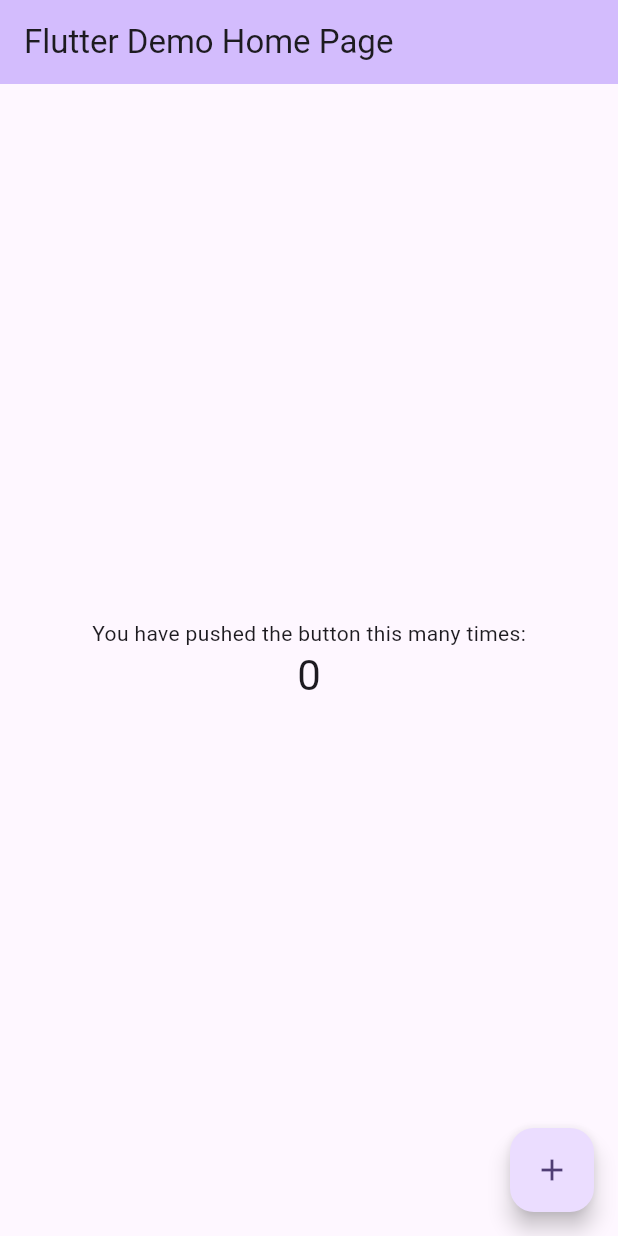
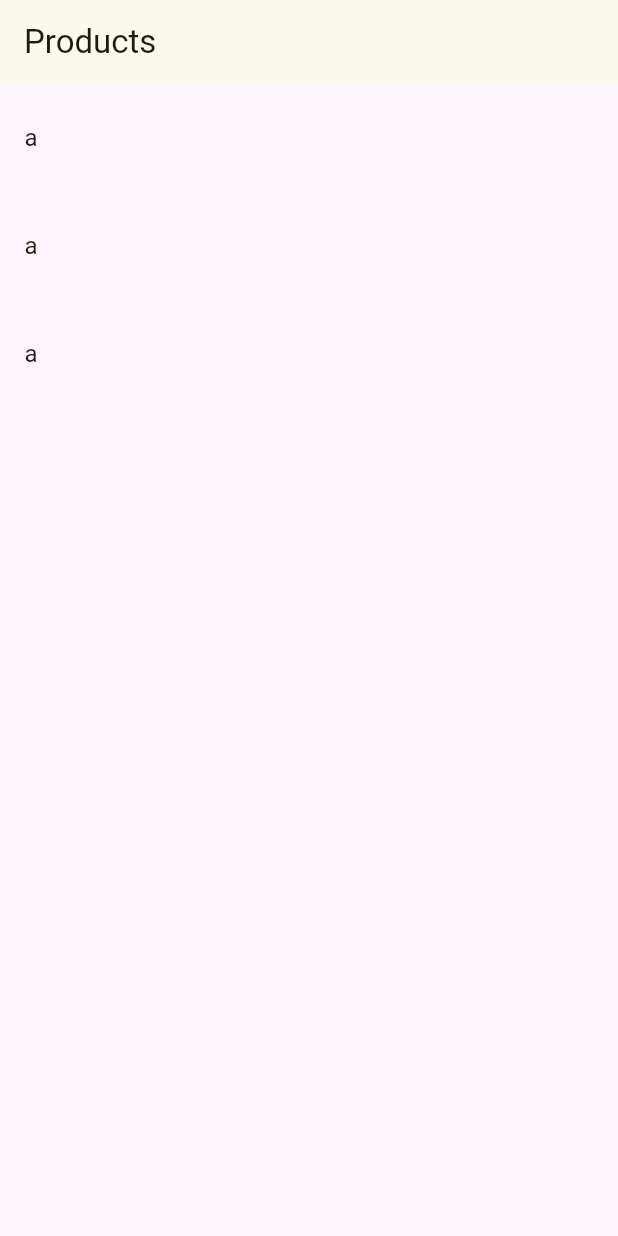
Before and after one commit to AllenLiu0829/care_assist, a Flutter app: the screen it shows after launch, on a phone screen of 412 x 824 dp. Run offline on Flutter 3.47's test engine with Material 3 defaults, Android fonts, the phone set to English and light mode, and no system bars; our stand-ins replace cloud_firestore, firebase_core, go_router; accounts and stored records are empty.

Commit message:
First Try & Setup

```diff
--- /dev/null
+++ b/firestore.indexes.json
@@ -0,0 +1,4 @@
+{
+  "indexes": [],
+  "fieldOverrides": []
+}
--- a/lib/main.dart
+++ b/lib/main.dart
@@ -1,128 +1,40 @@
 import 'package:flutter/material.dart';
 import 'package:provider/provider.dart';
 import 'package:firebase_core/firebase_core.dart';
-import 'package:bloc/bloc.dart';
+import 'package:care_assist/firebase_options.dart';
 
-void main() {
+import 'package:care_assist/services/navigation.dart';
+
+void main() async {
+  WidgetsFlutterBinding.ensureInitialized();
+  await Firebase.initializeApp(
+    options: DefaultFirebaseOptions.currentPlatform,
+  );
   runApp(const MyApp());
 }
 
 class MyApp extends StatelessWidget {
   const MyApp({super.key});
 
-  // This widget is the root of your application.
   @override
   Widget build(BuildContext context) {
-    return MaterialApp(
-      title: 'Flutter Demo',
-      theme: ThemeData(
-        // This is the theme of your application.
-        //
-        // TRY THIS: Try running your application with "flutter run". You'll see
-        // the application has a purple toolbar. Then, without quitting the app,
-        // try changing the seedColor in the colorScheme below to Colors.green
-        // and then invoke "hot reload" (save your changes or press the "hot
-        // reload" button in a Flutter-supported IDE, or press "r" if you used
-        // the command line to start the app).
-        //
-        // Notice that the counter didn't reset back to zero; the application
-        // state is not lost during the reload. To reset the state, use hot
-        // restart instead.
-        //
-        // This works for code too, not just values: Most code changes can be
-        // tested with just a hot reload.
-        colorScheme: ColorScheme.fromSeed(seedColor: Colors.deepPurple),
-        useMaterial3: true,
+    return MultiProvider(
+      providers: [
+        Provider<NavigationService>(
+          create: (_) => NavigationService(),
+        ),
+      ],
+      child: SafeArea(
+        child: MaterialApp.router(
+          theme: ThemeData.light().copyWith(
+            colorScheme: ColorScheme.fromSeed(
+              seedColor: Colors.lime,
+            ),
+          ),
+          routerConfig: routerConfig,
+          restorationScopeId: 'app',
+        ),
       ),
-      home: const MyHomePage(title: 'Flutter Demo Home Page'),
     );
   }
 }
-
-class MyHomePage extends StatefulWidget {
-  const MyHomePage({super.key, required this.title});
-
-  // This widget is the home page of your application. It is stateful, meaning
-  // that it has a State object (defined below) that contains fields that affect
-  // how it looks.
-
-  // This class is the configuration for the state. It holds the values (in this
-  // case the title) provided by the parent (in this case the App widget) and
-  // used by the build method of the State. Fields in a Widget subclass are
-  // always marked "final".
-
-  final String title;
-
-  @override
-  State<MyHomePage> createState() => _MyHomePageState();
-}
-
-class _MyHomePageState extends State<MyHomePage> {
-  int _counter = 0;
-
-  void _incrementCounter() {
-    setState(() {
-      // This call to setState tells the Flutter framework that something has
-      // changed in this State, which causes it to rerun the build method below
-      // so that the display can reflect the updated values. If we changed
-      // _counter without calling setState(), then the build method would not be
-      // called again, and so nothing would appear to happen.
-      _counter++;
-    });
-  }
-
-  @override
-  Widget build(BuildContext context) {
-    // This method is rerun every time setState is called, for instance as done
-    // by the _incrementCounter method above.
-    //
-    // The Flutter framework has been optimized to make rerunning build methods
-    // fast, so that you can just rebuild anything that needs updating rather
-    // than having to individually change instances of widgets.
-    return Scaffold(
-      appBar: AppBar(
-        // TRY THIS: Try changing the color here to a specific color (to
-        // Colors.amber, perhaps?) and trigger a hot reload to see the AppBar
-        // change color while the other colors stay the same.
-        backgroundColor: Theme.of(context).colorScheme.inversePrimary,
-        // Here we take the value from the MyHomePage object that was created by
-        // the App.build method, and use it to set our appbar title.
-        title: Text(widget.title),
-      ),
-      body: Center(
-        // Center is a layout widget. It takes a single child and positions it
-        // in the middle of the parent.
-        child: Column(
-          // Column is also a layout widget. It takes a list of children and
-          // arranges them vertically. By default, it sizes itself to fit its
-          // children horizontally, and tries to be as tall as its parent.
-          //
-          // Column has various properties to control how it sizes itself and
-          // how it positions its children. Here we use mainAxisAlignment to
-          // center the children vertically; the main axis here is the vertical
-          // axis because Columns are vertical (the cross axis would be
-          // horizontal).
-          //
-          // TRY THIS: Invoke "debug painting" (choose the "Toggle Debug Paint"
-          // action in the IDE, or press "p" in the console), to see the
-          // wireframe for each widget.
-          mainAxisAlignment: MainAxisAlignment.center,
-          children: <Widget>[
-            const Text(
-              'You have pushed the button this many times:',
-            ),
-            Text(
-              '$_counter',
-              style: Theme.of(context).textTheme.headlineMedium,
-            ),
-          ],
-        ),
-      ),
-      floatingActionButton: FloatingActionButton(
-        onPressed: _incrementCounter,
-        tooltip: 'Increment',
-        child: const Icon(Icons.add),
-      ), // This trailing comma makes auto-formatting nicer for build methods.
-    );
-  }
-}
--- a/lib/services/navigation.dart
+++ b/lib/services/navigation.dart
@@ -0,0 +1,41 @@
+import 'package:go_router/go_router.dart';
+import 'package:flutter/material.dart';
+
+import 'package:care_assist/views/product_page.dart';
+
+final routerConfig = GoRouter(
+  initialLocation: '/',
+  routes: <RouteBase>[
+    GoRoute(
+      path: '/',
+      name: 'product',
+      builder: (context, state) => const ProductPage(),
+    ),
+  ],
+  debugLogDiagnostics: true,
+  redirect: (context, state) {
+    final currentPath = state.uri.path;
+    if (currentPath == '/') {
+      return '/';
+    }
+    return null;
+  },
+  errorBuilder: (context, state) => Scaffold(
+    body: Center(
+      child: Text('Page not found: ${state.uri.path}'),
+    ),
+  ),
+);
+
+class NavigationService {
+  late final GoRouter _router;
+
+  NavigationService() {
+    _router = routerConfig;
+  }
+
+  void goMenuPage() {
+    _router.goNamed('product');
+    return;
+  }
+}
--- /dev/null
+++ b/lib/views/product_page.dart
@@ -0,0 +1,28 @@
+import 'package:flutter/material.dart';
+
+import 'package:care_assist/views/product_tile.dart';
+
+class ProductPage extends StatefulWidget {
+  const ProductPage({super.key});
+
+  @override
+  State<ProductPage> createState() => _ProductPageState();
+}
+
+class _ProductPageState extends State<ProductPage> {
+  @override
+  Widget build(BuildContext context) {
+    return Scaffold(
+      appBar: AppBar(
+        title: const Text('Products'),
+      ),
+      body: ListView(
+        children: const [
+          ProductTile(),
+          ProductTile(),
+          ProductTile(),
+        ],
+      ),
+    );
+  }
+}
--- /dev/null
+++ b/lib/views/product_tile.dart
@@ -0,0 +1,14 @@
+import 'package:flutter/foundation.dart';
+import 'package:flutter/material.dart';
+
+class ProductTile extends StatelessWidget {
+  const ProductTile({super.key});
+
+  @override
+  Widget build(BuildContext context) {
+    return const ListTile(
+      contentPadding: EdgeInsets.fromLTRB(16, 8, 16, 8),
+      title: Text('a'),
+    );
+  }
+}
```
Also changed, not shown: lib/models/company_info.dart (added, +29 -0 lines), lib/repositories/company_info_repo.dart (added, +51 -0 lines), lib/views_models/company_info_list_vm.dart (added, +50 -0 lines), lib/views_models/product_page_vm.dart (added, +10 -0 lines), firebase.json (added), lib/firebase_options.dart (added), 9 other files.
